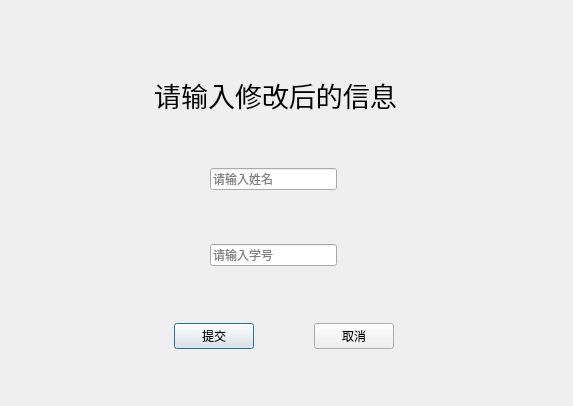
Old version of the form usereditdialog.ui in the repository ConstantineQAQ/Feiteng-Project.
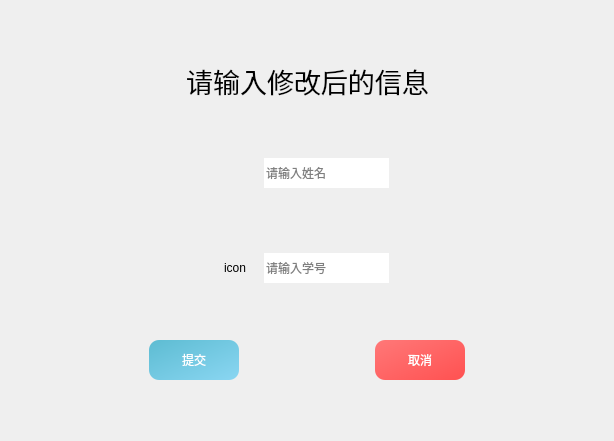
New version of the form. Icons and pictures are not drawn.

Commit message: optimize the user interface

Patch:
```diff
--- a/usereditdialog.ui
+++ b/usereditdialog.ui
@@ -6,51 +6,204 @@
    <rect>
     <x>0</x>
     <y>0</y>
-    <width>573</width>
-    <height>406</height>
+    <width>614</width>
+    <height>441</height>
    </rect>
   </property>
   <property name="windowTitle">
    <string>Dialog</string>
   </property>
+  <property name="styleSheet">
+   <string notr="true">#UserEditDialog{
+background:qlineargradient(x1:0,y1:0,x2:1,y2:1,
+	stop: 0 #F1F2B5,
+	stop: 1 #B5F1E8);
+}
+</string>
+  </property>
+  <layout class="QGridLayout" name="gridLayout_5">
+   <item row="0" column="0">
+    <widget class="QFrame" name="background_frame">
+     <property name="styleSheet">
+      <string notr="true">#background_frame{
+border:none;
+}</string>
+     </property>
+     <property name="frameShape">
+      <enum>QFrame::StyledPanel</enum>
+     </property>
+     <property name="frameShadow">
+      <enum>QFrame::Raised</enum>
+     </property>
+     <layout class="QGridLayout" name="gridLayout_4">
+      <item row="0" column="0">
+       <layout class="QVBoxLayout" name="verticalLayout">
+        <item>
+         <spacer name="verticalSpacer_2">
+          <property name="orientation">
+           <enum>Qt::Vertical</enum>
+          </property>
+          <property name="sizeHint" stdset="0">
+           <size>
+            <width>20</width>
+            <height>40</height>
+           </size>
+          </property>
+         </spacer>
+        </item>
+        <item>
+         <layout class="QHBoxLayout" name="horizontalLayout">
+          <item>
+           <spacer name="horizontalSpacer_2">
+            <property name="orientation">
+             <enum>Qt::Horizontal</enum>
+            </property>
+            <property name="sizeHint" stdset="0">
+             <size>
+              <width>40</width>
+              <height>20</height>
+             </size>
+            </property>
+           </spacer>
+          </item>
+          <item>
   <widget class="QLabel" name="label">
-   <property name="geometry">
-    <rect>
-     <x>130</x>
-     <y>60</y>
-     <width>291</width>
-     <height>71</height>
-    </rect>
-   </property>
    <property name="text">
     <string>&lt;html&gt;&lt;head/&gt;&lt;body&gt;&lt;p align=&quot;center&quot;&gt;&lt;span style=&quot; font-size:20pt;&quot;&gt;请输入修改后的信息&lt;/span&gt;&lt;/p&gt;&lt;/body&gt;&lt;/html&gt;</string>
    </property>
   </widget>
-  <widget class="QWidget" name="">
-   <property name="geometry">
-    <rect>
-     <x>210</x>
-     <y>160</y>
-     <width>127</width>
-     <height>116</height>
-    </rect>
-   </property>
-   <layout class="QVBoxLayout" name="verticalLayout">
+          </item>
+          <item>
+           <spacer name="horizontalSpacer">
+            <property name="orientation">
+             <enum>Qt::Horizontal</enum>
+            </property>
+            <property name="sizeHint" stdset="0">
+             <size>
+              <width>40</width>
+              <height>20</height>
+             </size>
+            </property>
+           </spacer>
+          </item>
+         </layout>
+        </item>
     <item>
+         <spacer name="verticalSpacer">
+          <property name="orientation">
+           <enum>Qt::Vertical</enum>
+          </property>
+          <property name="sizeHint" stdset="0">
+           <size>
+            <width>20</width>
+            <height>40</height>
+           </size>
+          </property>
+         </spacer>
+        </item>
+        <item>
+         <layout class="QHBoxLayout" name="horizontalLayout_2">
+          <item>
+           <spacer name="horizontalSpacer_4">
+            <property name="orientation">
+             <enum>Qt::Horizontal</enum>
+            </property>
+            <property name="sizeHint" stdset="0">
+             <size>
+              <width>40</width>
+              <height>20</height>
+             </size>
+            </property>
+           </spacer>
+          </item>
+          <item>
+           <widget class="QFrame" name="user_frame">
+            <property name="styleSheet">
+             <string notr="true">border:none</string>
+            </property>
+            <property name="frameShape">
+             <enum>QFrame::StyledPanel</enum>
+            </property>
+            <property name="frameShadow">
+             <enum>QFrame::Raised</enum>
+            </property>
+            <layout class="QGridLayout" name="gridLayout">
+             <item row="0" column="1">
      <widget class="QLineEdit" name="nameLineEdit">
+               <property name="minimumSize">
+                <size>
+                 <width>125</width>
+                 <height>30</height>
+                </size>
+               </property>
+               <property name="maximumSize">
+                <size>
+                 <width>125</width>
+                 <height>30</height>
+                </size>
+               </property>
+               <property name="layoutDirection">
+                <enum>Qt::LeftToRight</enum>
+               </property>
+               <property name="alignment">
+                <set>Qt::AlignLeading|Qt::AlignLeft|Qt::AlignVCenter</set>
+               </property>
       <property name="placeholderText">
        <string>请输入姓名</string>
       </property>
      </widget>
     </item>
+             <item row="0" column="0">
+              <widget class="QLabel" name="label_2">
+               <property name="sizePolicy">
+                <sizepolicy hsizetype="Fixed" vsizetype="Fixed">
+                 <horstretch>0</horstretch>
+                 <verstretch>0</verstretch>
+                </sizepolicy>
+               </property>
+               <property name="minimumSize">
+                <size>
+                 <width>30</width>
+                 <height>30</height>
+                </size>
+               </property>
+               <property name="maximumSize">
+                <size>
+                 <width>30</width>
+                 <height>30</height>
+                </size>
+               </property>
+               <property name="styleSheet">
+                <string notr="true">#label_2{border-image:url(:/res/pic/user_name.png);}</string>
+               </property>
+               <property name="text">
+                <string/>
+               </property>
+              </widget>
+             </item>
+            </layout>
+           </widget>
+          </item>
     <item>
-     <spacer name="verticalSpacer">
+           <spacer name="horizontalSpacer_3">
+            <property name="orientation">
+             <enum>Qt::Horizontal</enum>
+            </property>
+            <property name="sizeHint" stdset="0">
+             <size>
+              <width>40</width>
+              <height>20</height>
+             </size>
+            </property>
+           </spacer>
+          </item>
+         </layout>
+        </item>
+        <item>
+         <spacer name="verticalSpacer_3">
       <property name="orientation">
        <enum>Qt::Vertical</enum>
       </property>
-      <property name="sizeType">
-       <enum>QSizePolicy::Fixed</enum>
-      </property>
       <property name="sizeHint" stdset="0">
        <size>
         <width>20</width>
@@ -60,26 +213,111 @@
      </spacer>
     </item>
     <item>
+         <layout class="QHBoxLayout" name="horizontalLayout_3">
+          <item>
+           <spacer name="horizontalSpacer_6">
+            <property name="orientation">
+             <enum>Qt::Horizontal</enum>
+            </property>
+            <property name="sizeHint" stdset="0">
+             <size>
+              <width>40</width>
+              <height>20</height>
+             </size>
+            </property>
+           </spacer>
+          </item>
+          <item>
+           <widget class="QFrame" name="studentId_frame">
+            <property name="styleSheet">
+             <string notr="true">border:none</string>
+            </property>
+            <property name="frameShape">
+             <enum>QFrame::StyledPanel</enum>
+            </property>
+            <property name="frameShadow">
+             <enum>QFrame::Raised</enum>
+            </property>
+            <layout class="QGridLayout" name="gridLayout_3">
+             <item row="0" column="1">
      <widget class="QLineEdit" name="studentIdLineEdit">
+               <property name="minimumSize">
+                <size>
+                 <width>125</width>
+                 <height>30</height>
+                </size>
+               </property>
+               <property name="maximumSize">
+                <size>
+                 <width>125</width>
+                 <height>30</height>
+                </size>
+               </property>
       <property name="placeholderText">
        <string>请输入学号</string>
       </property>
      </widget>
     </item>
-   </layout>
-  </widget>
-  <widget class="QWidget" name="">
-   <property name="geometry">
-    <rect>
-     <x>120</x>
-     <y>320</y>
-     <width>328</width>
-     <height>33</height>
-    </rect>
-   </property>
-   <layout class="QHBoxLayout" name="horizontalLayout">
+             <item row="0" column="0">
+              <widget class="QLabel" name="label_3">
+               <property name="sizePolicy">
+                <sizepolicy hsizetype="Fixed" vsizetype="Fixed">
+                 <horstretch>0</horstretch>
+                 <verstretch>0</verstretch>
+                </sizepolicy>
+               </property>
+               <property name="minimumSize">
+                <size>
+                 <width>30</width>
+                 <height>30</height>
+                </size>
+               </property>
+               <property name="maximumSize">
+                <size>
+                 <width>30</width>
+                 <height>30</height>
+                </size>
+               </property>
+               <property name="text">
+                <string>icon</string>
+               </property>
+              </widget>
+             </item>
+            </layout>
+           </widget>
+          </item>
+          <item>
+           <spacer name="horizontalSpacer_5">
+            <property name="orientation">
+             <enum>Qt::Horizontal</enum>
+            </property>
+            <property name="sizeHint" stdset="0">
+             <size>
+              <width>40</width>
+              <height>20</height>
+             </size>
+            </property>
+           </spacer>
+          </item>
+         </layout>
+        </item>
     <item>
-     <spacer name="horizontalSpacer_2">
+         <spacer name="verticalSpacer_4">
+          <property name="orientation">
+           <enum>Qt::Vertical</enum>
+          </property>
+          <property name="sizeHint" stdset="0">
+           <size>
+            <width>20</width>
+            <height>40</height>
+           </size>
+          </property>
+         </spacer>
+        </item>
+        <item>
+         <layout class="QHBoxLayout" name="horizontalLayout_4">
+          <item>
+           <spacer name="horizontalSpacer_7">
       <property name="orientation">
        <enum>Qt::Horizontal</enum>
       </property>
@@ -93,13 +331,43 @@
     </item>
     <item>
      <widget class="QPushButton" name="saveButton">
+            <property name="sizePolicy">
+             <sizepolicy hsizetype="Fixed" vsizetype="Fixed">
+              <horstretch>0</horstretch>
+              <verstretch>0</verstretch>
+             </sizepolicy>
+            </property>
+            <property name="minimumSize">
+             <size>
+              <width>90</width>
+              <height>40</height>
+             </size>
+            </property>
+            <property name="maximumSize">
+             <size>
+              <width>90</width>
+              <height>40</height>
+             </size>
+            </property>
+            <property name="styleSheet">
+             <string notr="true">#saveButton{
+background-color: qlineargradient(x1:0,y1:0,x2:1,y2:1,stop: 0 #5DBCD2,stop: 1 #8AD6F2);
+border-radius:10px;
+border:none;
+color:#FFF;
+padding:8px 20px;
+}
+#saveButton:hover{
+	background-color: qlineargradient(x1:0,y1:0,x2:1,y2:1,stop:0 #4DA2B8,stop:1 #6BB9D1);
+}</string>
+            </property>
       <property name="text">
        <string>提交</string>
       </property>
      </widget>
     </item>
     <item>
-     <spacer name="horizontalSpacer">
+           <spacer name="horizontalSpacer_8">
       <property name="orientation">
        <enum>Qt::Horizontal</enum>
       </property>
@@ -113,13 +381,43 @@
     </item>
     <item>
      <widget class="QPushButton" name="cancelButton">
+            <property name="sizePolicy">
+             <sizepolicy hsizetype="Fixed" vsizetype="Fixed">
+              <horstretch>0</horstretch>
+              <verstretch>0</verstretch>
+             </sizepolicy>
+            </property>
+            <property name="minimumSize">
+             <size>
+              <width>90</width>
+              <height>40</height>
+             </size>
+            </property>
+            <property name="maximumSize">
+             <size>
+              <width>90</width>
+              <height>40</height>
+             </size>
+            </property>
+            <property name="styleSheet">
+             <string notr="true">#cancelButton{
+background-color: qlineargradient(x1:0,y1:0,x2:1,y2:1,stop: 0 #FF7878,stop: 1 #FF5151);
+border-radius:10px;
+border:none;
+color:#FFF;
+padding:8px 20px;
+}
+#cancelButton:hover{
+ background-color: qlineargradient(x1:0,y1:0,x2:1,y2:1,stop: 0 #CC2B2B,stop: 1 #D63D3D);
+}</string>
+            </property>
       <property name="text">
        <string>取消</string>
       </property>
      </widget>
     </item>
     <item>
-     <spacer name="horizontalSpacer_3">
+           <spacer name="horizontalSpacer_9">
       <property name="orientation">
        <enum>Qt::Horizontal</enum>
       </property>
@@ -132,7 +430,26 @@
      </spacer>
     </item>
    </layout>
-  </widget>
+        </item>
+        <item>
+         <spacer name="verticalSpacer_5">
+          <property name="orientation">
+           <enum>Qt::Vertical</enum>
+          </property>
+          <property name="sizeHint" stdset="0">
+           <size>
+            <width>20</width>
+            <height>40</height>
+           </size>
+          </property>
+         </spacer>
+        </item>
+       </layout>
+      </item>
+     </layout>
+    </widget>
+   </item>
+  </layout>
  </widget>
  <resources/>
  <connections/>
```
Lines whose indentation alone changed are shown as unchanged. The commit also changes 26 other files.
